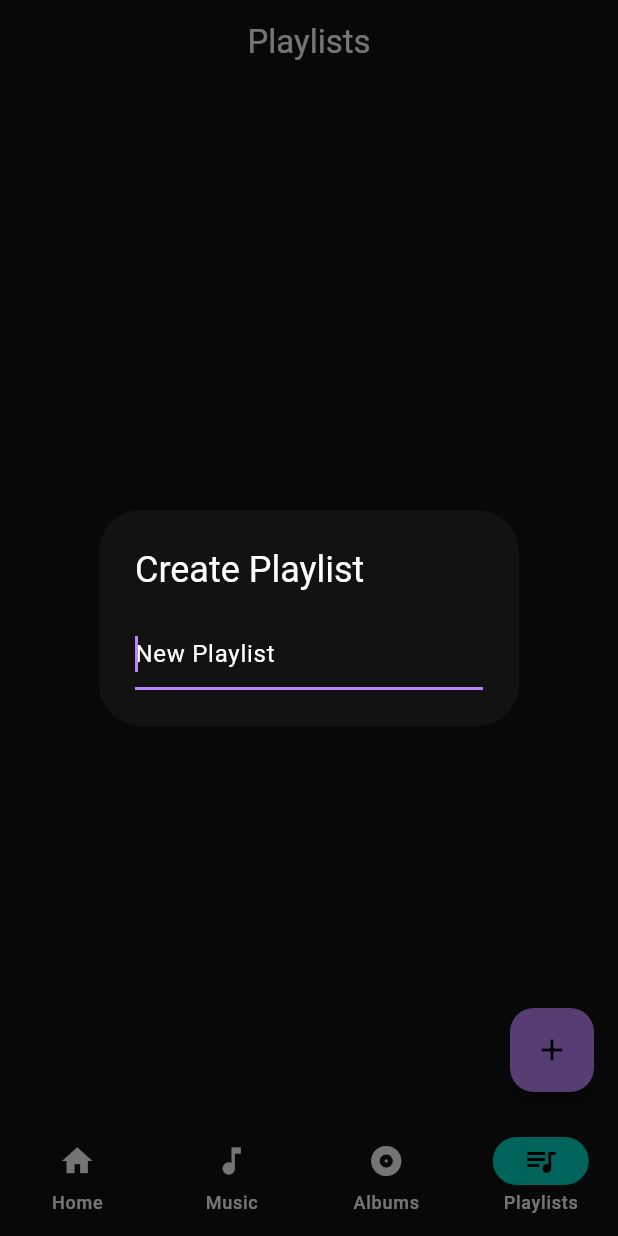
After one commit to markalmax/ReTrack, a Flutter app: the screen it shows after launch, item 4 of the bottom bar chosen, after a tap on the "add" icon, on a phone screen of 412 x 824 dp. The commit adds this screen. Run offline on Flutter 3.47's test engine with Material 3 defaults, Android fonts, the phone set to English and light mode, and no system bars; our stand-ins replace on_audio_query, permission_handler.

Commit message:
added playlist page

```diff
--- /dev/null
+++ b/lib/Screens/playlist_page.dart
@@ -0,0 +1,97 @@
+import 'package:flutter/material.dart';
+import 'package:on_audio_query/on_audio_query.dart';
+import 'package:retrack/Services/media_scanner.dart';
+import 'package:retrack/Screens/song.dart';
+
+class PlaylistPage extends StatefulWidget {
+  const PlaylistPage({super.key});
+
+  @override
+  State<PlaylistPage> createState() => _PlaylistPageState();
+}
+
+class _PlaylistPageState extends State<PlaylistPage> {
+  final OnAudioQuery _audioQuery = OnAudioQuery();
+  late Future<List<SongModel>> _list;
+  late List<SongModel> songs;
+  List<PlaylistModel> playlists = [];
+  late MediaScanner scanner;
+
+  @override
+  void initState() {
+    super.initState();
+    scanner = MediaScanner();
+    _list = scanner.getAllSongs();
+    _fetchPlaylists();
+  }
+
+  Future<void> _fetchPlaylists() async {
+    final result = await scanner.getAllPlaylists();
+    setState(() {
+      playlists = result;
+    });
+  }
+
+  @override
+  Widget build(BuildContext context) {
+    return Scaffold(
+      body: ListView.builder(
+        itemCount: playlists.length,
+        itemBuilder: (context, index) {
+          final playlist = playlists[index];
+          return ListTile(
+            leading: const Icon(Icons.queue_music),
+            title: Text(playlist.playlist),
+            subtitle: Text('${playlist.numOfSongs} songs'),
+            onTap: () {},
+            onLongPress: () async {
+              bool delete = await showDialog(
+                context: context,
+                builder: (context) {
+                  return AlertDialog(
+                    title: const Text('Delete Playlist'),
+                    content: const Text(
+                      'Are you sure you want to delete this playlist?',
+                    ),
+                    actions: [
+                      TextButton(
+                        onPressed: () => Navigator.of(context).pop(true),
+                        child: const Text('Delete'),
+                      ),
+                    ],
+                  );
+                },
+              );
+              if (delete) {
+                _audioQuery.removePlaylist(playlist.id);
+                _fetchPlaylists();
+              }
+            },
+          );
+        },
+      ),
+      floatingActionButton: FloatingActionButton(
+        onPressed: () async {
+          String? playlistName = await showDialog<String>(
+            context: context,
+            builder: (context) {
+              return AlertDialog(
+                title: const Text('Create Playlist'),
+                content: TextField(
+                  autofocus: true,
+                  decoration: const InputDecoration(hintText: 'New Playlist'),
+                  onSubmitted: (value) => Navigator.of(context).pop(value),
+                ),
+              );
+            },
+          );
+          if (playlistName != null && playlistName.trim().isNotEmpty) {
+            await _audioQuery.createPlaylist(playlistName.trim());
+            _fetchPlaylists();
+          }
+        },
+        child: const Icon(Icons.add),
+      ),
+    );
+  }
+}
--- a/lib/Screens/songs_page.dart
+++ b/lib/Screens/songs_page.dart
@@ -1,7 +1,5 @@
 import 'package:flutter/material.dart';
-
 import 'package:on_audio_query/on_audio_query.dart';
-
 import 'package:retrack/Services/media_scanner.dart';
 import 'package:retrack/Screens/song.dart';
 
@@ -13,6 +11,7 @@ class SongsPage extends StatefulWidget {
 }
 
 class _SongsPageState extends State<SongsPage> {
+  final OnAudioQuery _audioQuery = OnAudioQuery();
   late Future<List<SongModel>?> _list;
   List<SongModel>? songs;
 
--- a/lib/Services/media_scanner.dart
+++ b/lib/Services/media_scanner.dart
@@ -2,14 +2,27 @@ import 'package:on_audio_query/on_audio_query.dart';
 import 'package:permission_handler/permission_handler.dart';
 
 class MediaScanner {
-  Future<List<SongModel>?> getAllSongs() async {
+  final OnAudioQuery _audioQuery = OnAudioQuery();
+
+  Future<List<SongModel>> getAllSongs() async {
     if (await Permission.audio.request().isGranted ||
         await Permission.storage.request().isGranted) {
       final OnAudioQuery query = OnAudioQuery();
       return await query.querySongs();
     } else {
       print(await Permission.audio.status);
-      return null;
+      return [];
+    }
+  }
+
+  Future<List<PlaylistModel>> getAllPlaylists() async {
+    // Check permissions before querying playlists
+    if (await Permission.audio.request().isGranted ||
+        await Permission.storage.request().isGranted) {
+      return await _audioQuery.queryPlaylists();
+    } else {
+      print(await Permission.audio.status);
+      return [];
     }
   }
 }
--- a/lib/main.dart
+++ b/lib/main.dart
@@ -1,6 +1,6 @@
 import 'package:flutter/material.dart';
-
 import 'package:retrack/Screens/songs_page.dart';
+import 'package:retrack/Screens/playlist_page.dart';
 
 void main() {
   runApp(StartPage());
@@ -51,7 +51,12 @@ class _StartPageState extends State<StartPage> {
           },
         ),
         body:
-            [Container(), SongsPage(), Container(), Container()][selectedIndex],
+            [
+              Container(),
+              SongsPage(),
+              Container(),
+              PlaylistPage(),
+            ][selectedIndex],
       ),
     );
   }
```
